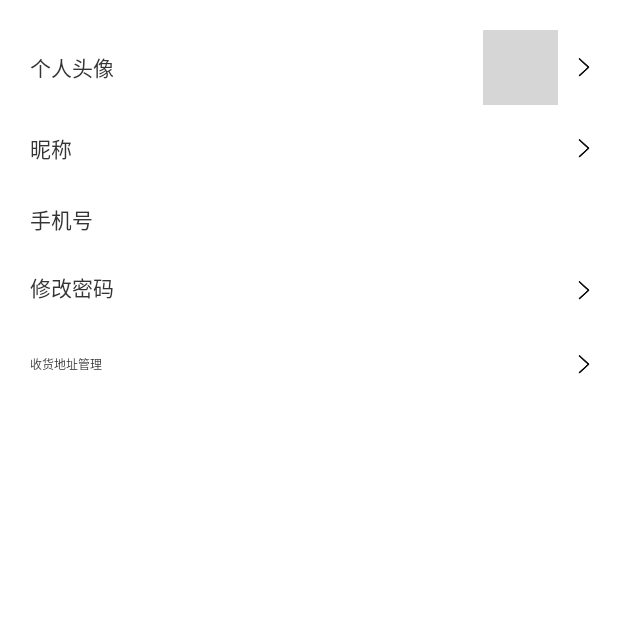
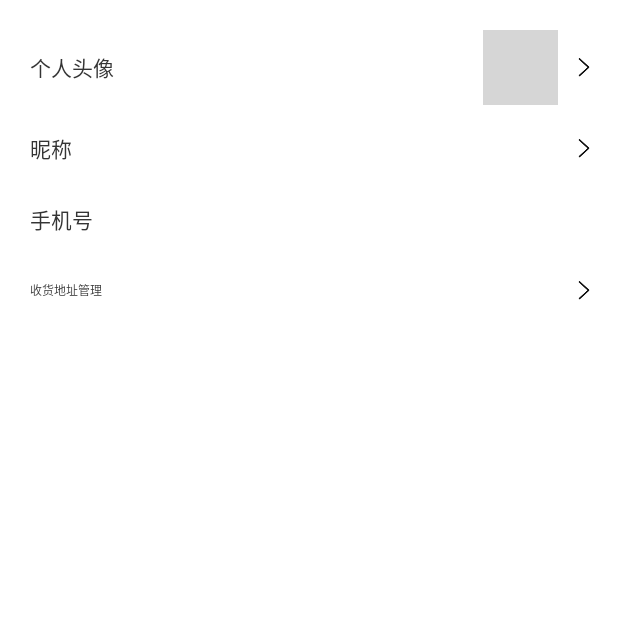
Before and after one commit to qqxliufeng/electronicbusiness, an Android app: the fragment PersonalInfoFragment shown on its own in the app's theme, on a phone screen of 412 x 824 dp, the top half of it. Run offline under Robolectric (Android 15) with nearby library versions, the phone set to English and light mode, and no system bars; our stand-ins replace ButterKnife, Dagger/Hilt's generated code; libraries missing offline, so code that uses them is left out: com.hyphenate.chat, com.hyphenate.helpdesk, com.lzy.imagepicker, com.sina.weibo, com.tencent.bugly and 4 more; pictures from the network do not load; 2 statements that could not run were skipped; grey boxes are pictures that could not be loaded.

Commit message:
修改bug

```diff
--- a/src/main/java/com/android/ql/lf/electronicbusiness/ui/adapters/OrderListItemAdapter.kt
+++ b/src/main/java/com/android/ql/lf/electronicbusiness/ui/adapters/OrderListItemAdapter.kt
@@ -62,7 +62,7 @@ class OrderListItemAdapter(layoutId: Int, list: ArrayList<MyOrderBean>) : BaseQu
                 tv_action1.visibility = View.VISIBLE
                 tv_action2.visibility = View.VISIBLE
                 tv_action2.text = "确认收货"
-                tv_action1.text = "查看快递"
+                tv_action1.text = "查看物流"
                 "待收货"
             }
             OrderPresent.OrderStatus.STATUS_OF_DPJ -> {
--- a/src/main/java/com/android/ql/lf/electronicbusiness/ui/fragments/mine/MessageListFragment.kt
+++ b/src/main/java/com/android/ql/lf/electronicbusiness/ui/fragments/mine/MessageListFragment.kt
@@ -51,7 +51,7 @@ class MessageListFragment : BaseRecyclerViewFragment<MessageBean>() {
         if ("1" == messageBean.message_token) { //1 代表问答消息  0 代表系统消息
             FragmentContainerActivity.startFragmentContainerActivity(mContext, "问答详情", true, false, bundleOf(Pair(AnswerInfoFragment.ASK_ID_FLAG, messageBean.message_qid)), AnswerInfoFragment::class.java)
         } else {
-            FragmentContainerActivity.startFragmentContainerActivity(mContext, "问答详情", true, false, bundleOf(Pair(MessageInfoFragment.MESSAGE_BEAN_FLAG, messageBean)), MessageInfoFragment::class.java)
+            FragmentContainerActivity.startFragmentContainerActivity(mContext, "系统消息", true, false, bundleOf(Pair(MessageInfoFragment.MESSAGE_BEAN_FLAG, messageBean)), MessageInfoFragment::class.java)
         }
         messageBean.message_status = "1"
         mBaseAdapter.notifyItemChanged(position)
--- a/src/main/java/com/android/ql/lf/electronicbusiness/ui/views/ImageContainerLinearLayout.java
+++ b/src/main/java/com/android/ql/lf/electronicbusiness/ui/views/ImageContainerLinearLayout.java
@@ -43,8 +43,8 @@ public class ImageContainerLinearLayout extends LinearLayout {
         post(new Runnable() {
             @Override
             public void run() {
+                removeAllViews();
                 if (images != null && !images.isEmpty()) {
-                    removeAllViews();
                     int padding = (int) TypedValue.applyDimension(TypedValue.COMPLEX_UNIT_DIP, 10.0f, getContext().getResources().getDisplayMetrics());
                     int margin = (int) TypedValue.applyDimension(TypedValue.COMPLEX_UNIT_DIP, 5.0f, getContext().getResources().getDisplayMetrics());
                     int imageWidth = (getMeasuredWidth() - padding * 4) / 3;
--- a/src/main/res/layout/fragment_add_new_ask_next_step_layout.xml
+++ b/src/main/res/layout/fragment_add_new_ask_next_step_layout.xml
@@ -81,7 +81,7 @@
             android:layout_width="match_parent"
             android:layout_height="wrap_content"/>
 
-        <LinearLayout
+        <!--<LinearLayout
             android:layout_width="match_parent"
             android:layout_height="wrap_content"
             android:orientation="horizontal"
@@ -99,11 +99,12 @@
                 android:textSize="@dimen/sp_14" />
 
             <TextView
+                android:id="@+id/mTvAddNewAskProtocol"
                 android:layout_width="wrap_content"
                 android:layout_height="wrap_content"
                 android:text="《XXX发布免责声明》"
                 android:textColor="#FB8325" />
-        </LinearLayout>
+        </LinearLayout>-->
 
         <Button
             android:id="@+id/mBtSubmit"
--- a/src/main/res/layout/fragment_express_info_layout.xml
+++ b/src/main/res/layout/fragment_express_info_layout.xml
@@ -19,7 +19,7 @@
                 android:id="@+id/mIvExpressGoodsImage"
                 android:layout_width="100dp"
                 android:layout_height="100dp"
-                android:scaleType="center" />
+                android:scaleType="centerCrop"/>
 
             <RelativeLayout
                 android:layout_width="match_parent"
--- a/src/main/res/layout/fragment_mine_personal_info_layout.xml
+++ b/src/main/res/layout/fragment_mine_personal_info_layout.xml
@@ -98,25 +98,13 @@
             android:textColor="#919191" />
     </RelativeLayout>
 
-    <TextView
-        android:id="@+id/mTvPersonalInfoResetPassword"
-        android:layout_width="match_parent"
-        android:layout_height="wrap_content"
-        android:layout_below="@id/mPhoneContainer"
-        android:layout_marginTop="@dimen/dp_10"
-        android:background="@drawable/selector_press_bg"
-        android:drawableRight="@drawable/icon_inter"
-        android:paddingBottom="@dimen/dp_10"
-        android:paddingTop="@dimen/dp_10"
-        android:text="修改密码"
-        android:textColor="#343434"
-        android:textSize="14sp" />
+
 
     <TextView
         android:id="@+id/mTvSettingAddressManager"
         android:layout_width="match_parent"
         android:layout_height="wrap_content"
-        android:layout_below="@+id/mTvPersonalInfoResetPassword"
+        android:layout_below="@+id/mPhoneContainer"
         android:layout_marginTop="@dimen/dp_10"
         android:background="@drawable/selector_press_bg"
         android:drawableRight="@drawable/icon_inter"
```
Also changed, not shown: src/main/java/com/android/ql/lf/electronicbusiness/ui/fragments/ask/AddNewAskNextStepFragment.kt (+4 -4 lines), src/main/java/com/android/ql/lf/electronicbusiness/ui/fragments/mine/AskAndAnswerOfFocusFragment.kt (+9 -2 lines), src/main/java/com/android/ql/lf/electronicbusiness/ui/fragments/mine/PersonalInfoFragment.kt (+0 -8 lines), src/main/java/com/android/ql/lf/electronicbusiness/ui/fragments/mine/SettingFragment.kt (+19 -0 lines), src/main/res/layout/fragment_setting_layout.xml (+16 -2 lines), src/main/res/layout/layout_integration_detail_top_layout.xml (+0 -10 lines).
